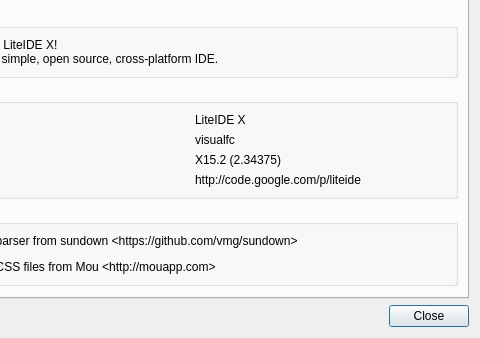
This is liteidex/src/liteapp/aboutdialog.ui in seanxyh/liteide as Qt 5 draws it before an edit; both pictures show x 97 to 577 and y 108 to 446 of the 577 by 446 pixel window. The edited form follows.
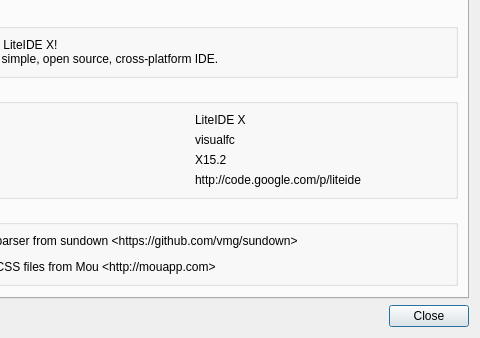
This is the edited form. Icons and pictures are not drawn.

Commit message: liteide only use x version

```diff
--- a/liteidex/src/liteapp/aboutdialog.ui
+++ b/liteidex/src/liteapp/aboutdialog.ui
@@ -217,7 +217,7 @@
           <item row="2" column="1">
            <widget class="QLabel" name="verLabel">
             <property name="text">
-             <string notr="true">X15.2 (2.34375)</string>
+             <string notr="true">X15.2</string>
             </property>
            </widget>
           </item>
```
The commit also changes 2 other files.
